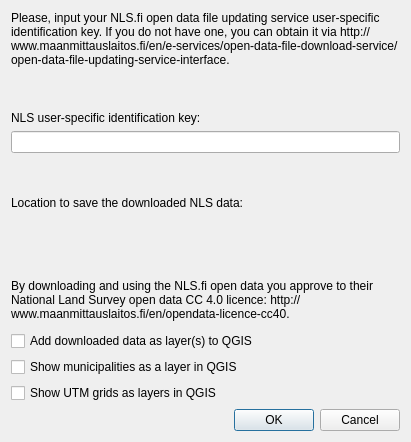
GispoCoding/NLSgpkgloader, file nls_geopackage_loader_dialog_NLS_user_key.ui: the form before one commit.
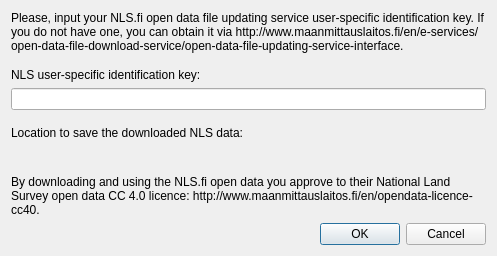
The form after the commit. Custom widgets are drawn as their Qt base class.

Commit message: Remove unnecessary settings dialog functionality Layer loading now handled in main dialog.

The edit to the form file:
```diff
--- a/nls_geopackage_loader_dialog_NLS_user_key.ui
+++ b/nls_geopackage_loader_dialog_NLS_user_key.ui
@@ -6,8 +6,8 @@
    <rect>
     <x>0</x>
     <y>0</y>
-    <width>411</width>
-    <height>442</height>
+    <width>497</width>
+    <height>256</height>
    </rect>
   </property>
   <property name="windowTitle">
@@ -69,33 +69,6 @@
        </property>
       </widget>
      </item>
-     <item>
-      <widget class="QCheckBox" name="addDownloadedDataAsLayerCheckBox">
-       <property name="sizePolicy">
-        <sizepolicy hsizetype="Minimum" vsizetype="Fixed">
-         <horstretch>0</horstretch>
-         <verstretch>0</verstretch>
-        </sizepolicy>
-       </property>
-       <property name="text">
-        <string>Add downloaded data as layer(s) to QGIS</string>
-       </property>
-      </widget>
-     </item>
-     <item>
-      <widget class="QCheckBox" name="showMunicipalitiesAsLayerCheckBox">
-       <property name="text">
-        <string>Show municipalities as a layer in QGIS</string>
-       </property>
-      </widget>
-     </item>
-     <item>
-      <widget class="QCheckBox" name="showUTMGridsAsLayerCheckBox">
-       <property name="text">
-        <string>Show UTM grids as layers in QGIS</string>
-       </property>
-      </widget>
-     </item>
      <item>
       <widget class="QDialogButtonBox" name="buttonBox">
        <property name="orientation">
```
The commit also changes 1 other file.
